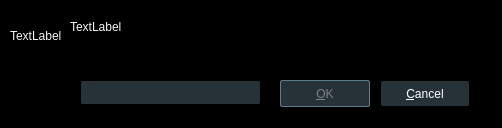
Before: the Qt Designer form Baka MPlayer/ui/inputdialog.ui in u8sand/Baka-MPlayer, drawn with Qt 5.
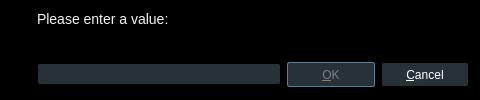
After: the same form once the commit is applied. Icons and pictures are not drawn.

Commit message: Added inputdialog.ui: show dialog when indexLabel is clicked in playlist See https://github.com/godly-devotion/Baka-MPlayer/blob/master/Baka%20MPlayer/Controls/PlaylistControl.cs#L436

What changed in the file:
```diff
--- a/Baka MPlayer/ui/inputdialog.ui
+++ b/Baka MPlayer/ui/inputdialog.ui
@@ -6,8 +6,8 @@
    <rect>
     <x>0</x>
     <y>0</y>
-    <width>502</width>
-    <height>128</height>
+    <width>480</width>
+    <height>100</height>
    </rect>
   </property>
   <property name="windowTitle">
@@ -20,15 +20,80 @@
 	color: whitesmoke;
 }</string>
   </property>
+  <layout class="QHBoxLayout" name="horizontalLayout_2">
+   <item>
+    <layout class="QVBoxLayout" name="verticalLayout_2">
+     <item>
+      <widget class="QLabel" name="label">
+       <property name="sizePolicy">
+        <sizepolicy hsizetype="Fixed" vsizetype="Fixed">
+         <horstretch>0</horstretch>
+         <verstretch>0</verstretch>
+        </sizepolicy>
+       </property>
+       <property name="pixmap">
+        <pixmap resource="../rsclist.qrc">:/img/information.svg</pixmap>
+       </property>
+      </widget>
+     </item>
+     <item>
+      <spacer name="verticalSpacer">
+       <property name="orientation">
+        <enum>Qt::Vertical</enum>
+       </property>
+       <property name="sizeHint" stdset="0">
+        <size>
+         <width>20</width>
+         <height>40</height>
+        </size>
+       </property>
+      </spacer>
+     </item>
+    </layout>
+   </item>
+   <item>
+    <layout class="QVBoxLayout" name="verticalLayout">
+     <property name="spacing">
+      <number>0</number>
+     </property>
+     <item>
+      <widget class="QLabel" name="messageLabel">
+       <property name="styleSheet">
+        <string notr="true">#messageLabel {
+	font-size: 14px;
+}</string>
+       </property>
+       <property name="text">
+        <string>Please enter a value:</string>
+       </property>
+       <property name="alignment">
+        <set>Qt::AlignLeading|Qt::AlignLeft|Qt::AlignTop</set>
+       </property>
+      </widget>
+     </item>
+     <item>
+      <widget class="QWidget" name="horizontalWidget" native="true">
+       <property name="sizePolicy">
+        <sizepolicy hsizetype="Preferred" vsizetype="Fixed">
+         <horstretch>0</horstretch>
+         <verstretch>0</verstretch>
+        </sizepolicy>
+       </property>
+       <layout class="QHBoxLayout" name="horizontalLayout">
+        <property name="leftMargin">
+         <number>0</number>
+        </property>
+        <property name="topMargin">
+         <number>0</number>
+        </property>
+        <property name="rightMargin">
+         <number>0</number>
+        </property>
+        <property name="bottomMargin">
+         <number>2</number>
+        </property>
+        <item>
   <widget class="QLineEdit" name="inputLineEdit">
-   <property name="geometry">
-    <rect>
-     <x>80</x>
-     <y>80</y>
-     <width>181</width>
-     <height>25</height>
-    </rect>
-   </property>
    <property name="styleSheet">
     <string notr="true">QLineEdit {
 	background: #263238;
@@ -41,18 +106,12 @@
     <bool>true</bool>
    </property>
   </widget>
+        </item>
+        <item>
   <widget class="QPushButton" name="okButton">
    <property name="enabled">
     <bool>false</bool>
    </property>
-   <property name="geometry">
-    <rect>
-     <x>280</x>
-     <y>80</y>
-     <width>90</width>
-     <height>27</height>
-    </rect>
-   </property>
    <property name="sizePolicy">
     <sizepolicy hsizetype="Fixed" vsizetype="Minimum">
      <horstretch>0</horstretch>
@@ -71,8 +130,8 @@
 	color: white;
 	border: 1px solid black;
 	border-radius: 2px;
-    min-width: 88px;
-	min-height: 25px;
+    min-width: 86px;
+	min-height: 23px;
 }
 QPushButton:default {
 	border: 1px solid #607d8b;
@@ -91,15 +150,9 @@
     <bool>true</bool>
    </property>
   </widget>
+        </item>
+        <item>
   <widget class="QPushButton" name="cancelButton">
-   <property name="geometry">
-    <rect>
-     <x>380</x>
-     <y>80</y>
-     <width>90</width>
-     <height>27</height>
-    </rect>
-   </property>
    <property name="sizePolicy">
     <sizepolicy hsizetype="Fixed" vsizetype="Fixed">
      <horstretch>0</horstretch>
@@ -118,8 +171,8 @@
 	color: white;
 	border: 1px solid black;
 	border-radius: 2px;
-    min-width: 88px;
-	min-height: 25px;
+    min-width: 86px;
+	min-height: 23px;
 }
 QPushButton:default {
 	border: 1px solid #607d8b;
@@ -138,35 +191,13 @@
     <bool>false</bool>
    </property>
   </widget>
-  <widget class="QLabel" name="messageLabel">
-   <property name="geometry">
-    <rect>
-     <x>70</x>
-     <y>20</y>
-     <width>401</width>
-     <height>31</height>
-    </rect>
-   </property>
-   <property name="text">
-    <string>TextLabel</string>
-   </property>
-   <property name="alignment">
-    <set>Qt::AlignLeading|Qt::AlignLeft|Qt::AlignTop</set>
-   </property>
-  </widget>
-  <widget class="QLabel" name="label">
-   <property name="geometry">
-    <rect>
-     <x>10</x>
-     <y>20</y>
-     <width>51</width>
-     <height>31</height>
-    </rect>
-   </property>
-   <property name="text">
-    <string>TextLabel</string>
-   </property>
-  </widget>
+        </item>
+       </layout>
+      </widget>
+     </item>
+    </layout>
+   </item>
+  </layout>
  </widget>
  <resources>
   <include location="../rsclist.qrc"/>
```
Lines whose indentation alone changed are shown as unchanged. The commit also changes 2 other files.
